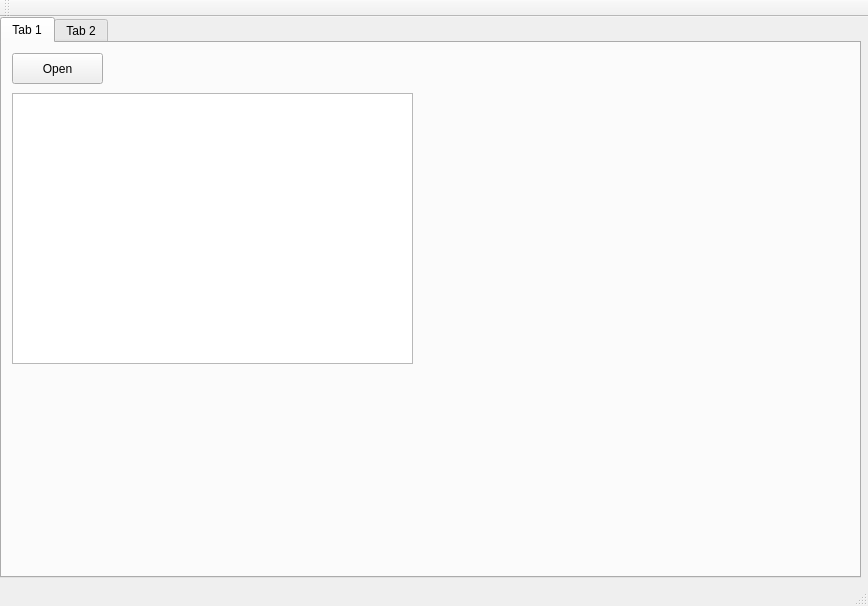
Before: the Qt Designer form module/gui/ADIPFinalProject1/mainwindow.ui in cy20lin/2018_fall_image_processing_final, drawn with Qt 5.
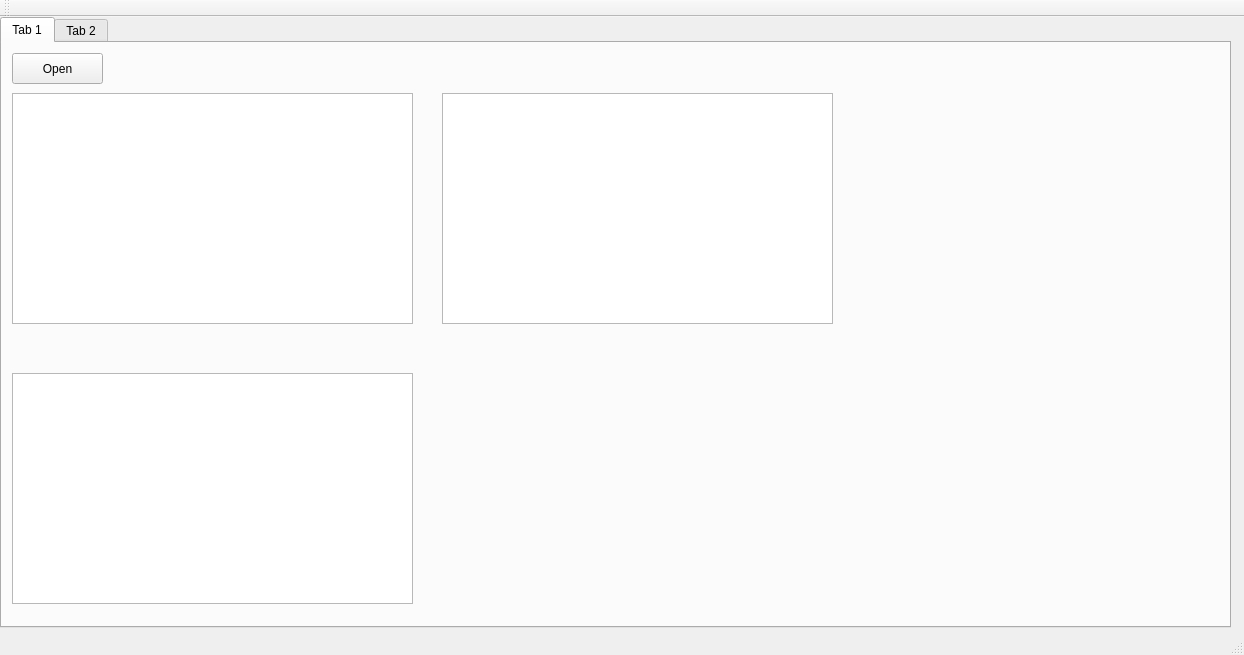
After: the same form once the commit is applied.

What changed in the file:
```diff
--- a/module/gui/ADIPFinalProject1/mainwindow.ui
+++ b/module/gui/ADIPFinalProject1/mainwindow.ui
@@ -6,8 +6,8 @@
    <rect>
     <x>0</x>
     <y>0</y>
-    <width>868</width>
-    <height>606</height>
+    <width>1244</width>
+    <height>655</height>
    </rect>
   </property>
   <property name="windowTitle">
@@ -19,8 +19,8 @@
      <rect>
       <x>0</x>
       <y>0</y>
-      <width>861</width>
-      <height>561</height>
+      <width>1231</width>
+      <height>611</height>
      </rect>
     </property>
     <widget class="QWidget" name="tab">
@@ -46,7 +46,37 @@
         <x>10</x>
         <y>50</y>
         <width>401</width>
-        <height>271</height>
+        <height>231</height>
+       </rect>
+      </property>
+     </widget>
+     <widget class="QWidget" name="widget" native="true">
+      <property name="geometry">
+       <rect>
+        <x>10</x>
+        <y>330</y>
+        <width>401</width>
+        <height>231</height>
+       </rect>
+      </property>
+     </widget>
+     <widget class="QGraphicsView" name="graphicsView_2">
+      <property name="geometry">
+       <rect>
+        <x>10</x>
+        <y>330</y>
+        <width>401</width>
+        <height>231</height>
+       </rect>
+      </property>
+     </widget>
+     <widget class="QGraphicsView" name="graphicsView_3">
+      <property name="geometry">
+       <rect>
+        <x>440</x>
+        <y>50</y>
+        <width>391</width>
+        <height>231</height>
        </rect>
       </property>
      </widget>
```
Left out of the diff: 2 changed lines with no effect on the pictures.
